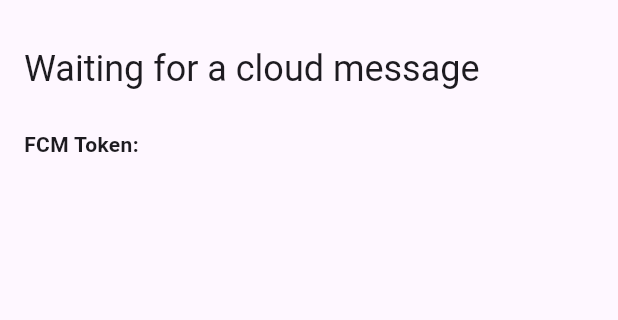
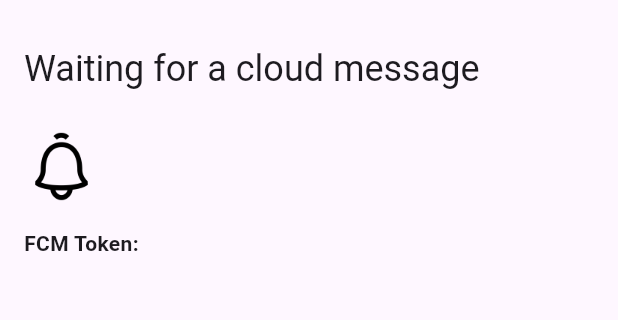
Before and after one commit to willmorgan11/act14, a Flutter app: the screen it shows after launch, on a phone screen of 412 x 824 dp, the part 63-383 px from its top. Run offline on Flutter 3.47's test engine with Material 3 defaults, Android fonts, the phone set to English and light mode, and no system bars; our stand-ins replace firebase_core, firebase_messaging; accounts and stored records are empty; generated files the repository leaves out were written again.

Commit message:
Updated main.dart to connect payload data to UI, platform permissions and token validation

```diff
--- a/lib/main.dart
+++ b/lib/main.dart
@@ -29,9 +29,11 @@ class HomePage extends StatefulWidget {
 
 class _HomePageState extends State<HomePage> {
   final FCMService _fcmService = FCMService();
+  static const String _imagePath = 'assets/images/bell.png';
   String _statusText = 'Waiting for a cloud message';
+  String _bodyText = '';
   String _fcmToken = 'Fetching token...';
-  static const String _imagePath = 'assets/images/bell.png';
+  Map<String, dynamic> _dataPayload = {};
 
   @override
   void initState() {
@@ -40,13 +42,24 @@ class _HomePageState extends State<HomePage> {
   }
 
   Future<void> _initFCM() async {
+    // Phase 6: capture permission settings result
+    final settings = await FirebaseMessaging.instance.requestPermission(
+      alert: true,
+      badge: true,
+      sound: true,
+    );
+    debugPrint('Permission status: ${settings.authorizationStatus}');
+
+    // Phase 5: wire payload fields to UI
     await _fcmService.initialize(onData: (message) {
       setState(() {
         _statusText = message.notification?.title ?? 'Payload received';
-        // _imagePath = 'assets/images/${message.data['asset'] ?? 'default'}.png';
+        _bodyText = message.notification?.body ?? '';
+        _dataPayload = message.data;
       });
     });
 
+    // Phase 6: log token
     final token = await _fcmService.getToken();
     debugPrint('FCM token: $token');
     setState(() => _fcmToken = token ?? 'No token');
@@ -56,13 +69,47 @@ class _HomePageState extends State<HomePage> {
   Widget build(BuildContext context) {
     return Scaffold(
       appBar: AppBar(title: const Text('Firebase Messaging')),
-      body: Padding(
+      body: SingleChildScrollView(
         padding: const EdgeInsets.all(16),
         child: Column(
           crossAxisAlignment: CrossAxisAlignment.start,
           children: [
+
+            // Phase 5: status text from notification title
             Text(_statusText, style: Theme.of(context).textTheme.headlineSmall),
-            const SizedBox(height: 24),
+            const SizedBox(height: 8),
+
+            // Phase 5: notification body
+            if (_bodyText.isNotEmpty)
+              Text(_bodyText, style: Theme.of(context).textTheme.bodyLarge),
+            const SizedBox(height: 16),
+
+            // Phase 5: static bell image
+            Image.asset(
+              _imagePath,
+              height: 50,
+              errorBuilder: (context, error, stackTrace) =>
+              const Text('No image loaded yet'),
+            ),
+            const SizedBox(height: 16),
+
+            // Phase 7: data payload display for submission evidence
+            if (_dataPayload.isNotEmpty) ...[
+              const Text('Data Payload:', style: TextStyle(fontWeight: FontWeight.bold)),
+              const SizedBox(height: 8),
+              Container(
+                width: double.infinity,
+                padding: const EdgeInsets.all(12),
+                decoration: BoxDecoration(
+                  color: Colors.grey[200],
+                  borderRadius: BorderRadius.circular(8),
+                ),
+                child: Text(_dataPayload.toString()),
+              ),
+              const SizedBox(height: 16),
+            ],
+
+            // Phase 6: FCM token for testing
             const Text('FCM Token:', style: TextStyle(fontWeight: FontWeight.bold)),
             const SizedBox(height: 8),
             SelectableText(_fcmToken),
```
Also changed, not shown: assets/images/bell.png (renamed from lib/assets/images/bell.png).
